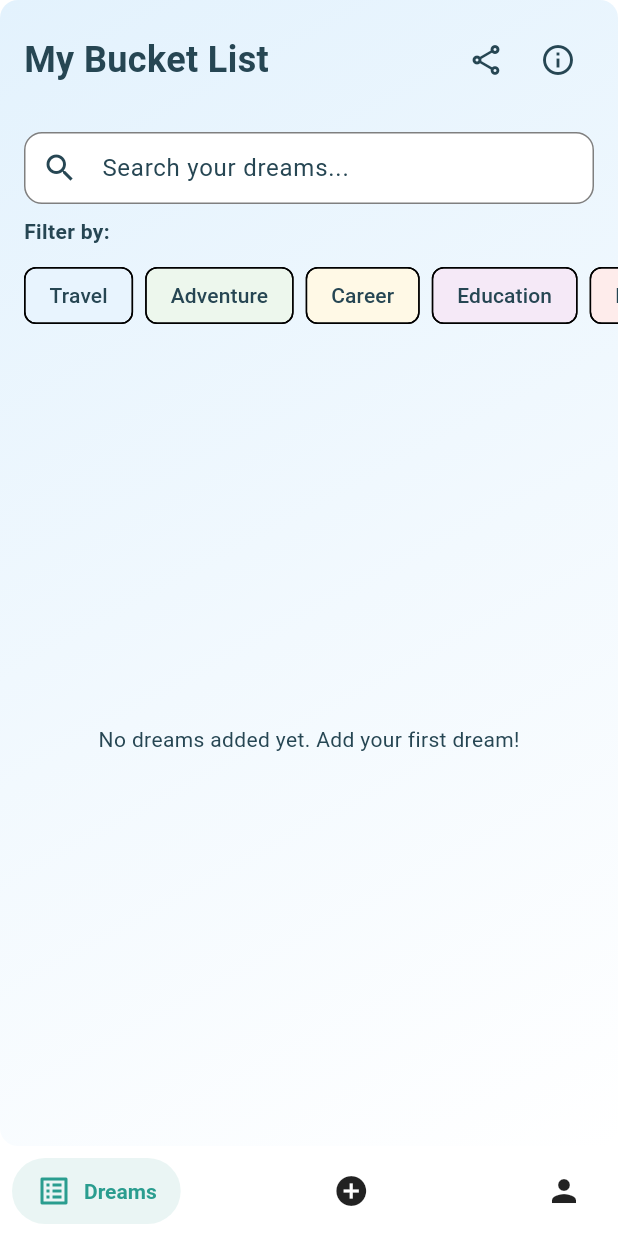
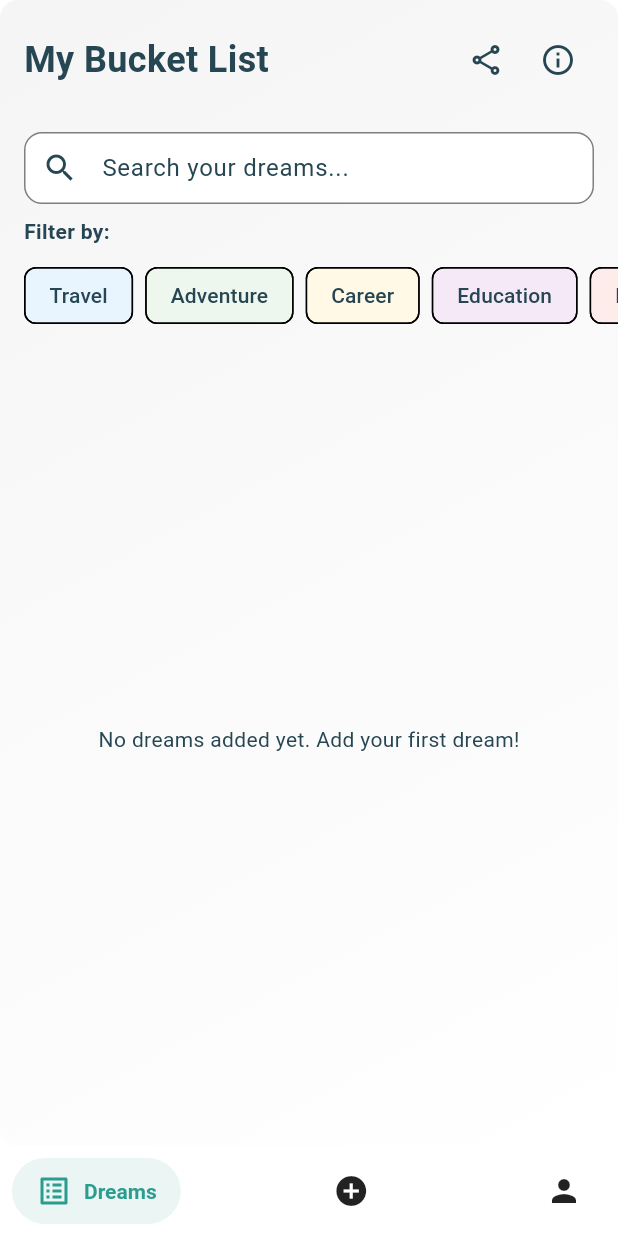
Before and after one commit to bogdanalin92/DreamBucketList, a Flutter app: the screen it shows after launch, on a phone screen of 412 x 824 dp. Run offline on Flutter 3.47's test engine with Material 3 defaults, Android fonts, the phone set to English and light mode, and no system bars; drawn by our look-alikes of salomon_bottom_bar; our stand-ins replace cached_network_image, cloud_firestore, connectivity_plus, device_info_plus, firebase_auth, firebase_core and 6 more; missing offline and left inert: firebase_app_check, google_mlkit_barcode_scanning, mobile_scanner; accounts and stored records are empty; network calls fail.

Commit message:
Update main screen to force rebuild on theme changes and improve home page caching logic

```diff
--- a/lib/mainScreen.dart
+++ b/lib/mainScreen.dart
@@ -61,12 +61,14 @@ class MainscreenState extends State<Mainscreen>
   }
 
   Widget _getPage(int index) {
+    // Don't cache the home page (index 0) so it rebuilds with theme changes
+    if (index == 0) {
+      return _buildHomeContent();
+    }
+
     if (_cachedPages[index] is Container) {
       Widget page;
       switch (index) {
-        case 0:
-          page = _buildHomeContent();
-          break;
         case 1:
           page = const AddBucketListScreen();
           break;
@@ -88,6 +90,7 @@ class MainscreenState extends State<Mainscreen>
     return Stack(
       children: [
         Container(
+          key: ValueKey(brightness), // Force rebuild when brightness changes
           decoration: BoxDecoration(
             borderRadius: containerBorderRadius,
             gradient: LinearGradient(
@@ -95,8 +98,14 @@ class MainscreenState extends State<Mainscreen>
               end: Alignment.bottomRight,
               colors:
                   brightness == Brightness.dark
-                      ? [theme.colorScheme.surface, theme.colorScheme.surface]
-                      : [Colors.blue.shade50, Colors.white],
+                      ? [
+                        theme.colorScheme.surfaceContainer,
+                        theme.colorScheme.surface,
+                      ]
+                      : [
+                        theme.colorScheme.surfaceContainer,
+                        theme.colorScheme.surface,
+                      ],
             ),
           ),
         ),
```
Also changed, not shown: 1 other file.
